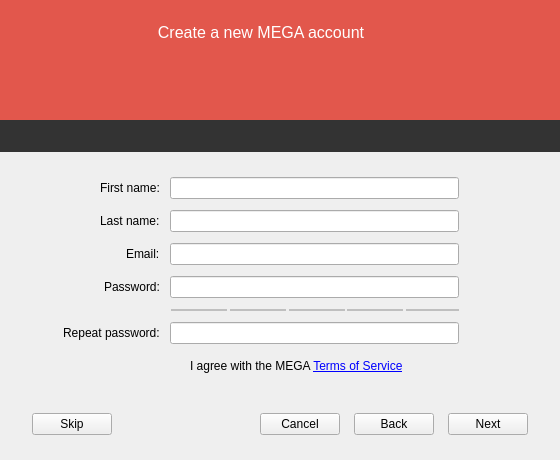
The window that src/MEGASync/gui/win/SetupWizard.ui (meganz/MEGAsync) describes before a commit, drawn with Qt 5.
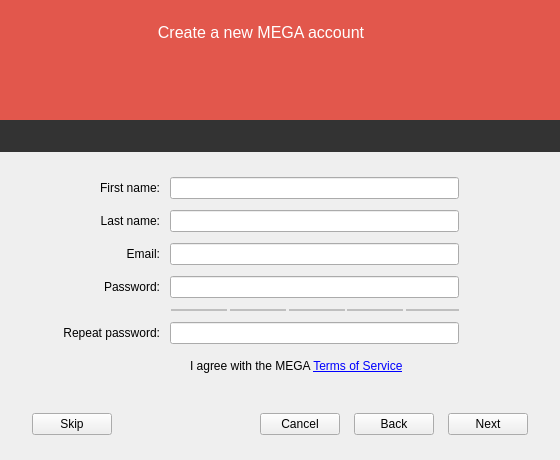
The same window after the commit. Icons and pictures are not drawn.

```diff
--- a/src/MEGASync/gui/win/SetupWizard.ui
+++ b/src/MEGASync/gui/win/SetupWizard.ui
@@ -520,7 +520,7 @@
              <string>First name:</string>
             </property>
             <property name="alignment">
-             <set>Qt::AlignCenter</set>
+             <set>Qt::AlignRight|Qt::AlignTrailing|Qt::AlignVCenter</set>
             </property>
            </widget>
           </item>
@@ -548,6 +548,9 @@
             <property name="text">
              <string>Email:</string>
             </property>
+            <property name="alignment">
+             <set>Qt::AlignRight|Qt::AlignTrailing|Qt::AlignVCenter</set>
+            </property>
            </widget>
           </item>
           <item row="2" column="1">
@@ -574,6 +577,9 @@
             <property name="text">
              <string>Password:</string>
             </property>
+            <property name="alignment">
+             <set>Qt::AlignRight|Qt::AlignTrailing|Qt::AlignVCenter</set>
+            </property>
            </widget>
           </item>
           <item row="3" column="1">
@@ -728,8 +734,11 @@
             <property name="text">
              <string>Repeat password:</string>
             </property>
+            <property name="alignment">
+             <set>Qt::AlignRight|Qt::AlignTrailing|Qt::AlignVCenter</set>
+            </property>
             <property name="wordWrap">
-             <bool>true</bool>
+             <bool>false</bool>
             </property>
            </widget>
           </item>
@@ -862,6 +871,9 @@
             <property name="text">
              <string>Last name:</string>
             </property>
+            <property name="alignment">
+             <set>Qt::AlignRight|Qt::AlignTrailing|Qt::AlignVCenter</set>
+            </property>
            </widget>
           </item>
          </layout>
```
